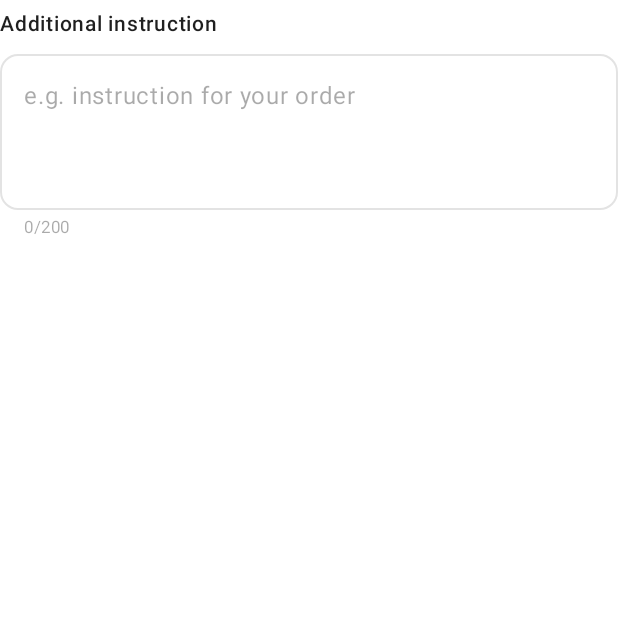
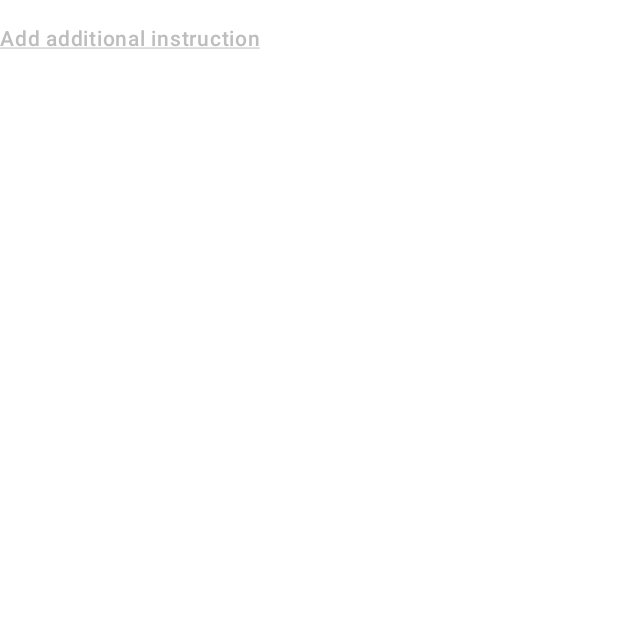
Before and after one commit to sivamaniselvaraj/captain-app-v2, an Android app built with Jetpack Compose: the composable InstructionBox called with empty values, on a phone screen of 412 x 824 dp, the top half of it. Run offline under Robolectric (Android 15) with nearby library versions, the phone set to English and light mode, and no system bars; 3 statements that could not run were skipped.

Commit message:
hiding additional instruction textbox

```diff
--- a/app/src/main/java/com/octanovus/ui/ViewOrderScreen.kt
+++ b/app/src/main/java/com/octanovus/ui/ViewOrderScreen.kt
@@ -22,6 +22,12 @@ import androidx.compose.material3.OutlinedTextField
 import androidx.compose.material3.OutlinedTextFieldDefaults
 import androidx.compose.material3.Text
 import androidx.compose.runtime.Composable
+import androidx.compose.foundation.layout.wrapContentHeight
+import androidx.compose.foundation.layout.heightIn
+import androidx.compose.ui.text.style.TextDecoration
+import androidx.compose.ui.focus.focusRequester
+import androidx.compose.ui.focus.FocusRequester
+import androidx.compose.runtime.saveable.rememberSaveable
 import androidx.compose.runtime.LaunchedEffect
 import androidx.compose.runtime.collectAsState
 import androidx.compose.runtime.getValue
@@ -316,6 +322,30 @@ private fun CustomerCard(cart: CartState, enabled: Boolean, onEdit: () -> Unit)
 
 @Composable
 private fun InstructionBox(value: String, enabled: Boolean, onChange: (String) -> Unit) {
+    // Hidden until the waiter taps the link. A saved instruction keeps the box open.
+    var opened by rememberSaveable { mutableStateOf(false) }
+    val showBox = opened || value.isNotBlank()
+    val focus = remember { FocusRequester() }
+    LaunchedEffect(opened) {
+        if (opened && value.isBlank()) runCatching { focus.requestFocus() }
+    }
+
+    if (!showBox) {
+        Text(
+            "Add additional instruction",
+            fontSize = 14.sp,
+            fontWeight = FontWeight.SemiBold,
+            color = if (enabled) Ink else Dot,
+            textDecoration = TextDecoration.Underline,
+            modifier = Modifier
+                .padding(top = 4.dp)
+                .heightIn(min = 44.dp)
+                .clickable(enabled = enabled) { opened = true }
+                .wrapContentHeight(Alignment.CenterVertically),
+        )
+        return
+    }
+
     Column(Modifier.padding(top = 4.dp), verticalArrangement = Arrangement.spacedBy(8.dp)) {
         Text("Additional instruction", fontSize = 14.sp, fontWeight = FontWeight.SemiBold)
         OutlinedTextField(
@@ -334,7 +364,7 @@ private fun InstructionBox(value: String, enabled: Boolean, onChange: (String) -
                 focusedBorderColor = Ink,
                 unfocusedBorderColor = Color(0xFFD9D9D4),
             ),
-            modifier = Modifier.fillMaxWidth(),
+            modifier = Modifier.fillMaxWidth().focusRequester(focus),
         )
     }
 }
```
